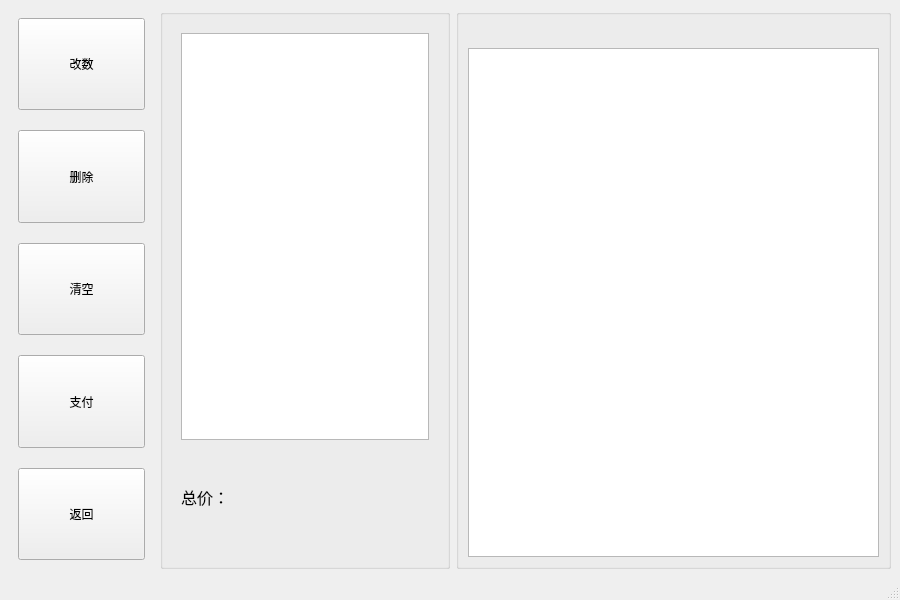
Old version of the form src/Check/Check_Mainwindow.ui in the repository Hong16-9/QT_SuperMarket.
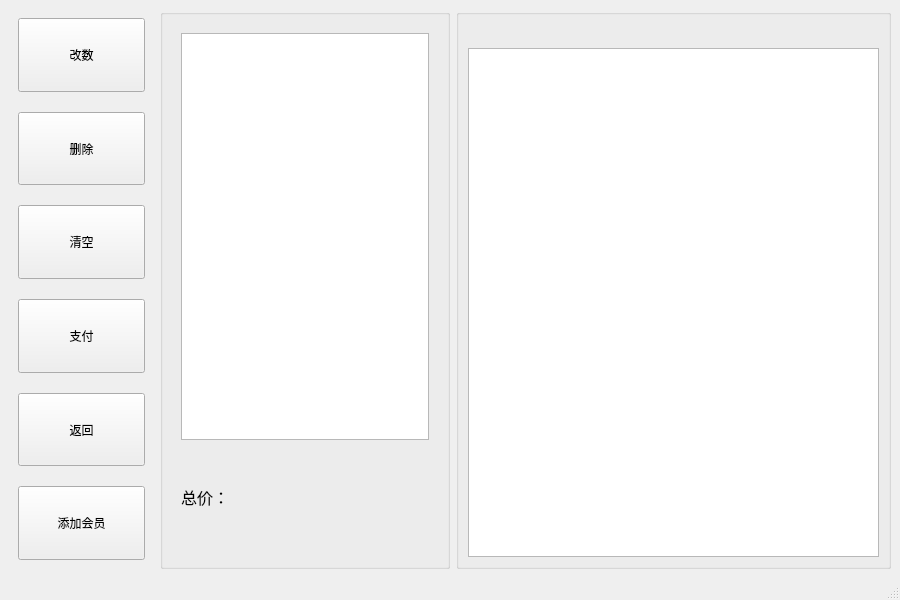
New version of the form.

Commit message: 完善了支付键的功能（计算折扣，显示支付界面，支付后加入销售列表）

```diff
--- a/src/Check/Check_Mainwindow.ui
+++ b/src/Check/Check_Mainwindow.ui
@@ -35,7 +35,7 @@
         <height>0</height>
        </size>
       </property>
-      <layout class="QVBoxLayout" name="verticalLayout_3" stretch="1,1,1,1,1">
+      <layout class="QVBoxLayout" name="verticalLayout_3" stretch="1,1,1,1,1,1">
        <property name="spacing">
         <number>20</number>
        </property>
@@ -107,6 +107,19 @@
          </property>
         </widget>
        </item>
+       <item>
+        <widget class="QPushButton" name="addmemberbtn">
+         <property name="sizePolicy">
+          <sizepolicy hsizetype="Minimum" vsizetype="Minimum">
+           <horstretch>0</horstretch>
+           <verstretch>0</verstretch>
+          </sizepolicy>
+         </property>
+         <property name="text">
+          <string>添加会员</string>
+         </property>
+        </widget>
+       </item>
       </layout>
      </widget>
     </item>
```
The commit also changes 3 other files.
